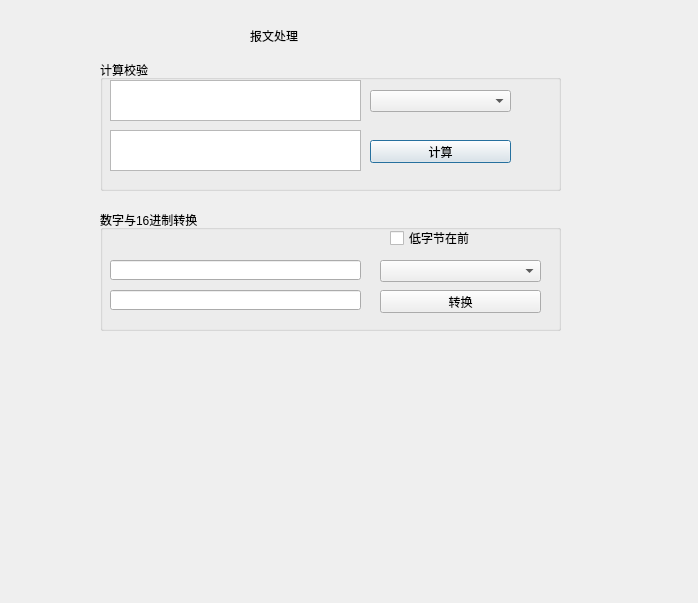
This is form/dialogdealdata.ui in whx110123/nettool as Qt 5 draws it before an edit. The edited form follows.
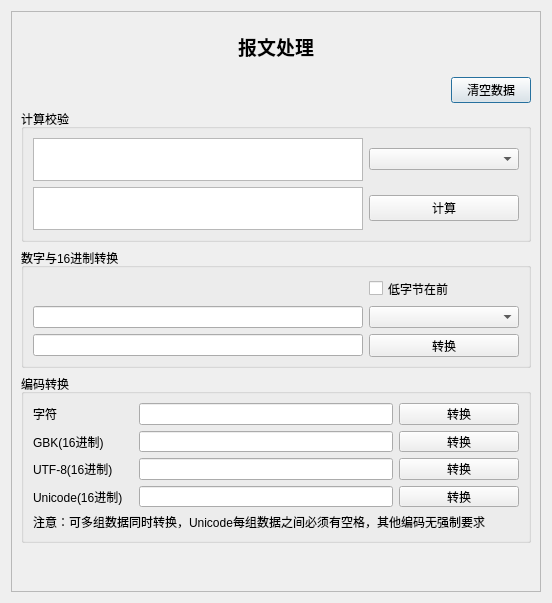
This is the edited form.

The edit to the form file:
```diff
--- a/form/dialogdealdata.ui
+++ b/form/dialogdealdata.ui
@@ -6,151 +6,323 @@
    <rect>
     <x>0</x>
     <y>0</y>
-    <width>698</width>
+    <width>552</width>
     <height>603</height>
    </rect>
   </property>
   <property name="windowTitle">
    <string>Dialog</string>
   </property>
-  <widget class="QLabel" name="label">
-   <property name="geometry">
-    <rect>
-     <x>250</x>
-     <y>30</y>
-     <width>54</width>
-     <height>12</height>
-    </rect>
-   </property>
-   <property name="text">
-    <string>报文处理</string>
-   </property>
-  </widget>
-  <widget class="QGroupBox" name="groupBox">
-   <property name="geometry">
-    <rect>
-     <x>100</x>
-     <y>60</y>
-     <width>461</width>
-     <height>131</height>
-    </rect>
-   </property>
-   <property name="title">
-    <string>计算校验</string>
-   </property>
-   <widget class="QComboBox" name="cbcrc">
-    <property name="geometry">
-     <rect>
-      <x>270</x>
-      <y>30</y>
-      <width>141</width>
-      <height>22</height>
-     </rect>
-    </property>
-   </widget>
-   <widget class="QTextEdit" name="textdestination">
-    <property name="geometry">
-     <rect>
-      <x>10</x>
-      <y>70</y>
-      <width>251</width>
-      <height>41</height>
-     </rect>
-    </property>
-   </widget>
-   <widget class="QTextEdit" name="textsource">
-    <property name="geometry">
-     <rect>
-      <x>10</x>
-      <y>20</y>
-      <width>251</width>
-      <height>41</height>
-     </rect>
-    </property>
-   </widget>
-   <widget class="QPushButton" name="pbcrc">
-    <property name="geometry">
-     <rect>
-      <x>270</x>
-      <y>80</y>
-      <width>141</width>
-      <height>23</height>
-     </rect>
-    </property>
-    <property name="text">
-     <string>计算</string>
-    </property>
-   </widget>
-  </widget>
-  <widget class="QGroupBox" name="groupBox_2">
-   <property name="geometry">
-    <rect>
-     <x>100</x>
-     <y>210</y>
-     <width>461</width>
-     <height>121</height>
-    </rect>
-   </property>
-   <property name="title">
-    <string>数字与16进制转换</string>
-   </property>
-   <widget class="QComboBox" name="cbtransform">
-    <property name="geometry">
-     <rect>
-      <x>280</x>
-      <y>50</y>
-      <width>161</width>
-      <height>22</height>
-     </rect>
-    </property>
-   </widget>
-   <widget class="QCheckBox" name="checkreverse">
-    <property name="geometry">
-     <rect>
-      <x>290</x>
-      <y>20</y>
-      <width>111</width>
-      <height>16</height>
-     </rect>
-    </property>
-    <property name="text">
-     <string>低字节在前</string>
-    </property>
-   </widget>
-   <widget class="QLineEdit" name="linedestination">
-    <property name="geometry">
-     <rect>
-      <x>10</x>
-      <y>80</y>
-      <width>251</width>
-      <height>20</height>
-     </rect>
-    </property>
-   </widget>
-   <widget class="QLineEdit" name="linesource">
-    <property name="geometry">
-     <rect>
-      <x>10</x>
-      <y>50</y>
-      <width>251</width>
-      <height>20</height>
-     </rect>
-    </property>
-   </widget>
-   <widget class="QPushButton" name="pbtransform">
-    <property name="geometry">
-     <rect>
-      <x>280</x>
-      <y>80</y>
-      <width>161</width>
-      <height>23</height>
-     </rect>
-    </property>
-    <property name="text">
-     <string>转换</string>
-    </property>
-   </widget>
-  </widget>
+  <layout class="QVBoxLayout" name="verticalLayout">
+   <item>
+    <widget class="QFrame" name="frame">
+     <property name="frameShape">
+      <enum>QFrame::StyledPanel</enum>
+     </property>
+     <property name="frameShadow">
+      <enum>QFrame::Plain</enum>
+     </property>
+     <layout class="QVBoxLayout" name="verticalLayout_2">
+      <item>
+       <widget class="QLabel" name="label">
+        <property name="minimumSize">
+         <size>
+          <width>0</width>
+          <height>50</height>
+         </size>
+        </property>
+        <property name="font">
+         <font>
+          <family>新宋体</family>
+          <pointsize>14</pointsize>
+          <weight>75</weight>
+          <bold>true</bold>
+         </font>
+        </property>
+        <property name="text">
+         <string>报文处理</string>
+        </property>
+        <property name="alignment">
+         <set>Qt::AlignCenter</set>
+        </property>
+       </widget>
+      </item>
+      <item>
+       <layout class="QHBoxLayout" name="horizontalLayout">
+        <item>
+         <spacer name="horizontalSpacer">
+          <property name="orientation">
+           <enum>Qt::Horizontal</enum>
+          </property>
+          <property name="sizeHint" stdset="0">
+           <size>
+            <width>40</width>
+            <height>20</height>
+           </size>
+          </property>
+         </spacer>
+        </item>
+        <item>
+         <widget class="QPushButton" name="Bt_clear">
+          <property name="text">
+           <string>清空数据</string>
+          </property>
+         </widget>
+        </item>
+       </layout>
+      </item>
+      <item>
+       <widget class="QGroupBox" name="groupBox">
+        <property name="minimumSize">
+         <size>
+          <width>0</width>
+          <height>130</height>
+         </size>
+        </property>
+        <property name="maximumSize">
+         <size>
+          <width>16777215</width>
+          <height>150</height>
+         </size>
+        </property>
+        <property name="title">
+         <string>计算校验</string>
+        </property>
+        <layout class="QGridLayout" name="gridLayout_2">
+         <item row="0" column="0">
+          <widget class="QTextEdit" name="textsource"/>
+         </item>
+         <item row="0" column="1">
+          <widget class="QComboBox" name="cbcrc">
+           <property name="minimumSize">
+            <size>
+             <width>150</width>
+             <height>0</height>
+            </size>
+           </property>
+          </widget>
+         </item>
+         <item row="1" column="0">
+          <widget class="QTextEdit" name="textdestination">
+           <property name="readOnly">
+            <bool>true</bool>
+           </property>
+          </widget>
+         </item>
+         <item row="1" column="1">
+          <widget class="QPushButton" name="pbcrc">
+           <property name="text">
+            <string>计算</string>
+           </property>
+          </widget>
+         </item>
+        </layout>
+       </widget>
+      </item>
+      <item>
+       <widget class="QGroupBox" name="groupBox_2">
+        <property name="minimumSize">
+         <size>
+          <width>0</width>
+          <height>120</height>
+         </size>
+        </property>
+        <property name="title">
+         <string>数字与16进制转换</string>
+        </property>
+        <layout class="QGridLayout" name="gridLayout">
+         <item row="0" column="1">
+          <widget class="QCheckBox" name="checkreverse">
+           <property name="text">
+            <string>低字节在前</string>
+           </property>
+          </widget>
+         </item>
+         <item row="1" column="0">
+          <widget class="QLineEdit" name="linesource"/>
+         </item>
+         <item row="1" column="1">
+          <widget class="QComboBox" name="cbtransform">
+           <property name="minimumSize">
+            <size>
+             <width>150</width>
+             <height>0</height>
+            </size>
+           </property>
+          </widget>
+         </item>
+         <item row="2" column="0">
+          <widget class="QLineEdit" name="linedestination">
+           <property name="readOnly">
+            <bool>true</bool>
+           </property>
+          </widget>
+         </item>
+         <item row="2" column="1">
+          <widget class="QPushButton" name="pbtransform">
+           <property name="text">
+            <string>转换</string>
+           </property>
+          </widget>
+         </item>
+        </layout>
+       </widget>
+      </item>
+      <item>
+       <widget class="QGroupBox" name="groupBox_3">
+        <property name="minimumSize">
+         <size>
+          <width>0</width>
+          <height>160</height>
+         </size>
+        </property>
+        <property name="title">
+         <string>编码转换</string>
+        </property>
+        <layout class="QGridLayout" name="gridLayout_3">
+         <item row="2" column="0">
+          <widget class="QLabel" name="label_3">
+           <property name="minimumSize">
+            <size>
+             <width>100</width>
+             <height>0</height>
+            </size>
+           </property>
+           <property name="text">
+            <string>UTF-8(16进制)</string>
+           </property>
+          </widget>
+         </item>
+         <item row="0" column="1">
+          <widget class="QLineEdit" name="Le1"/>
+         </item>
+         <item row="1" column="2">
+          <widget class="QPushButton" name="Bt2">
+           <property name="minimumSize">
+            <size>
+             <width>0</width>
+             <height>0</height>
+            </size>
+           </property>
+           <property name="text">
+            <string>转换</string>
+           </property>
+          </widget>
+         </item>
+         <item row="2" column="2">
+          <widget class="QPushButton" name="Bt3">
+           <property name="minimumSize">
+            <size>
+             <width>0</width>
+             <height>0</height>
+            </size>
+           </property>
+           <property name="text">
+            <string>转换</string>
+           </property>
+          </widget>
+         </item>
+         <item row="1" column="1">
+          <widget class="QLineEdit" name="Le2"/>
+         </item>
+         <item row="0" column="0">
+          <widget class="QLabel" name="label_2">
+           <property name="minimumSize">
+            <size>
+             <width>100</width>
+             <height>0</height>
+            </size>
+           </property>
+           <property name="text">
+            <string>字符</string>
+           </property>
+          </widget>
+         </item>
+         <item row="2" column="1">
+          <widget class="QLineEdit" name="Le3"/>
+         </item>
+         <item row="1" column="0">
+          <widget class="QLabel" name="label_4">
+           <property name="minimumSize">
+            <size>
+             <width>100</width>
+             <height>0</height>
+            </size>
+           </property>
+           <property name="text">
+            <string>GBK(16进制)</string>
+           </property>
+          </widget>
+         </item>
+         <item row="3" column="1">
+          <widget class="QLineEdit" name="Le4"/>
+         </item>
+         <item row="3" column="2">
+          <widget class="QPushButton" name="Bt4">
+           <property name="minimumSize">
+            <size>
+             <width>0</width>
+             <height>0</height>
+            </size>
+           </property>
+           <property name="text">
+            <string>转换</string>
+           </property>
+          </widget>
+         </item>
+         <item row="0" column="2">
+          <widget class="QPushButton" name="Bt1">
+           <property name="minimumSize">
+            <size>
+             <width>120</width>
+             <height>0</height>
+            </size>
+           </property>
+           <property name="text">
+            <string>转换</string>
+           </property>
+          </widget>
+         </item>
+         <item row="3" column="0">
+          <widget class="QLabel" name="label_5">
+           <property name="minimumSize">
+            <size>
+             <width>100</width>
+             <height>0</height>
+            </size>
+           </property>
+           <property name="text">
+            <string>Unicode(16进制)</string>
+           </property>
+          </widget>
+         </item>
+         <item row="4" column="0" colspan="3">
+          <widget class="QLabel" name="label_6">
+           <property name="text">
+            <string>注意：可多组数据同时转换，Unicode每组数据之间必须有空格，其他编码无强制要求</string>
+           </property>
+          </widget>
+         </item>
+        </layout>
+       </widget>
+      </item>
+      <item>
+       <spacer name="verticalSpacer">
+        <property name="orientation">
+         <enum>Qt::Vertical</enum>
+        </property>
+        <property name="sizeHint" stdset="0">
+         <size>
+          <width>20</width>
+          <height>56</height>
+         </size>
+        </property>
+       </spacer>
+      </item>
+     </layout>
+    </widget>
+   </item>
+  </layout>
  </widget>
  <resources/>
  <connections/>
```
Left out of the diff: 2 changed lines with no effect on the pictures.
